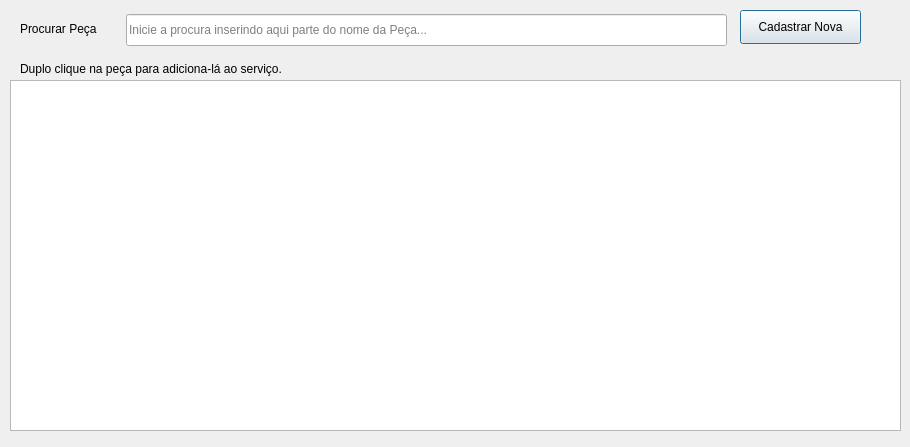
bedi1982/Oficina, file Stock_Parts_Selection.ui: the form before one commit.
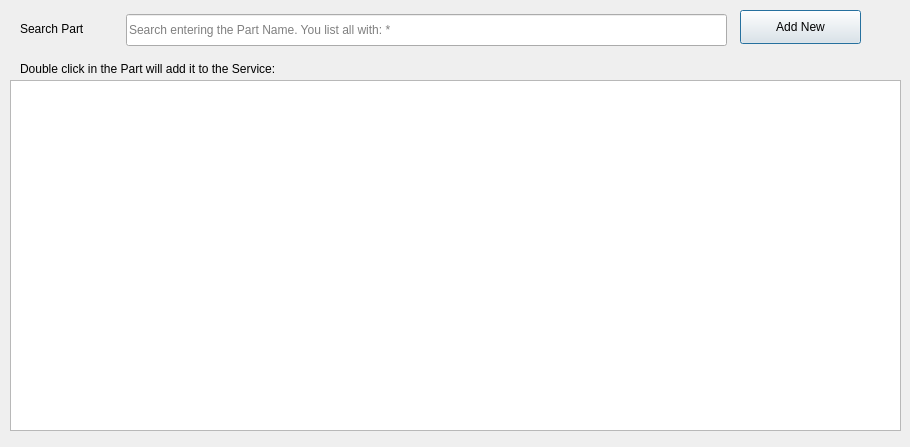
The form after the commit.

Patch:
```diff
--- a/Stock_Parts_Selection.ui
+++ b/Stock_Parts_Selection.ui
@@ -57,7 +57,7 @@
     <number>30</number>
    </property>
    <property name="placeholderText">
-    <string>Inicie a procura inserindo aqui parte do nome da Peça...</string>
+    <string>Search entering the Part Name. You list all with: *</string>
    </property>
   </widget>
   <widget class="QLabel" name="lbl_procurar">
@@ -70,7 +70,7 @@
     </rect>
    </property>
    <property name="text">
-    <string>Procurar Peça</string>
+    <string>Search Part</string>
    </property>
   </widget>
   <widget class="QLabel" name="label">
@@ -83,7 +83,7 @@
     </rect>
    </property>
    <property name="text">
-    <string>Duplo clique na peça para adiciona-lá ao serviço.</string>
+    <string>Double click in the Part will add it to the Service:</string>
    </property>
   </widget>
   <widget class="QPushButton" name="btn_Add_Part_to_Stock">
@@ -96,7 +96,7 @@
     </rect>
    </property>
    <property name="text">
-    <string>Cadastrar Nova</string>
+    <string>Add New</string>
    </property>
   </widget>
  </widget>
```
